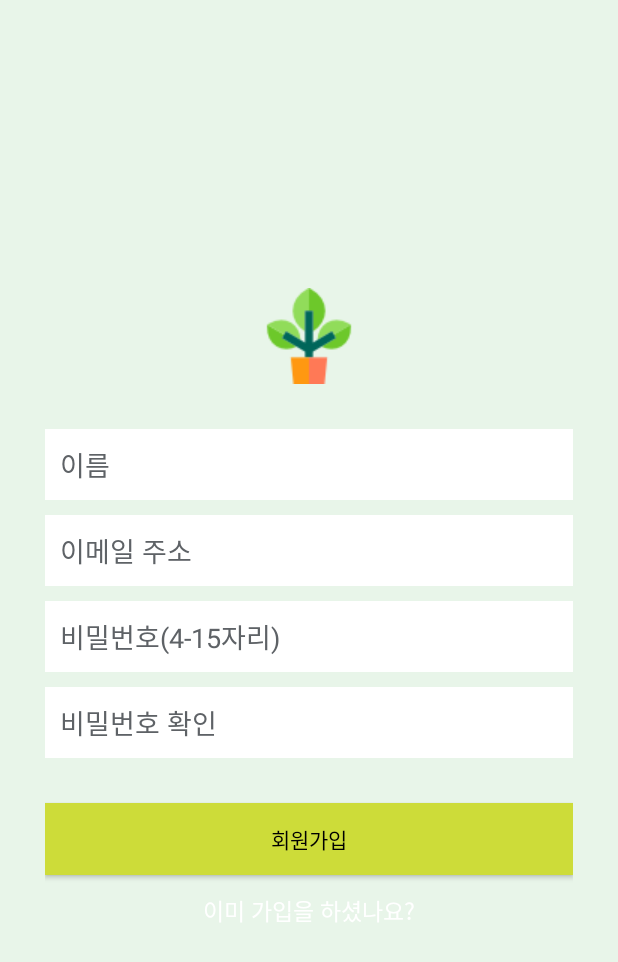
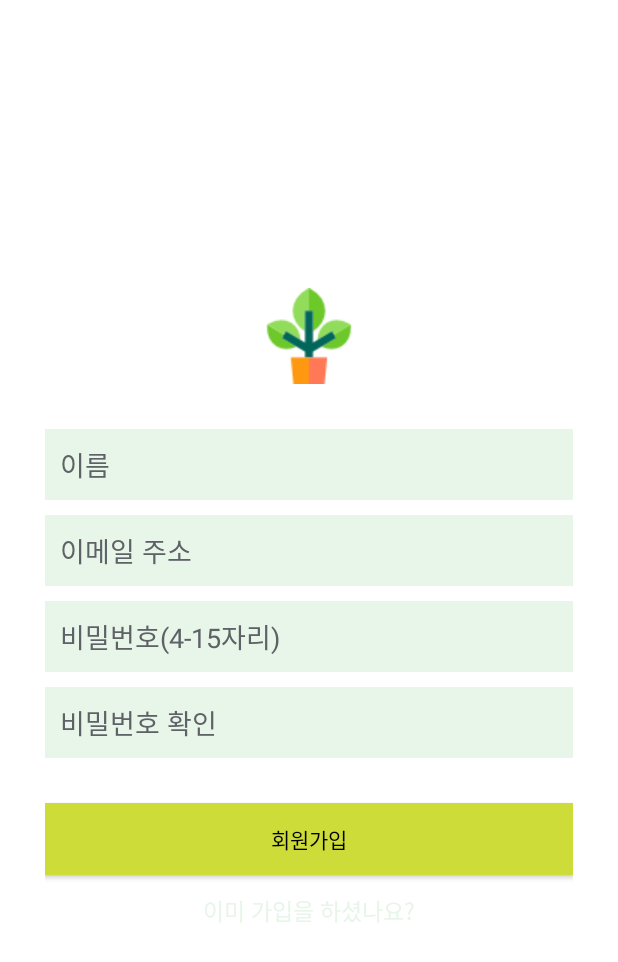
Before and after one commit to donggoon/smartpot, an Android app: the screen it shows after launch (RegisterActivity), after a tap on "아직 회원이 아니신가요?", on a phone screen of 412 x 824 dp. Shown: the top 962 px of the screen. Run offline under Robolectric (Android 15) with nearby library versions, the phone set to English and light mode, and no system bars; our stand-ins replace Volley.

Commit message:
smartpot ver 1.1

```diff
--- a/app/src/main/java/inandout/pliend/activity/AddPlantActivity.java
+++ b/app/src/main/java/inandout/pliend/activity/AddPlantActivity.java
@@ -52,7 +52,7 @@ public class AddPlantActivity extends AppCompatActivity {
         appController = (AppController)getApplicationContext();
 
         if(Build.VERSION.SDK_INT>=21){
-            getWindow().setStatusBarColor(Color.parseColor("#FFBB00"));
+            getWindow().setStatusBarColor(Color.parseColor("#43A047"));
         }
         // SqLite database handler
         db = new SQLiteHandler(getApplicationContext());
--- a/app/src/main/java/inandout/pliend/activity/MainActivity.java
+++ b/app/src/main/java/inandout/pliend/activity/MainActivity.java
@@ -47,7 +47,7 @@ public class MainActivity extends AppCompatActivity implements NavigationView.On
         Log.d("1", "check1");
 
         if(Build.VERSION.SDK_INT>=21){
-            getWindow().setStatusBarColor(Color.parseColor("#4CAF50"));
+            getWindow().setStatusBarColor(Color.parseColor("#43A047"));
         }
 
         // SqLite database handler
@@ -84,12 +84,14 @@ public class MainActivity extends AppCompatActivity implements NavigationView.On
         // Initializing the TabLayout
         tabLayout = (TabLayout) findViewById(R.id.tabLayout);
         tabLayout.addTab(tabLayout.newTab().setText("식물").setIcon(R.drawable.home_tab));
-        tabLayout.setBackgroundColor(Color.parseColor("#4CAF50"));
+        tabLayout.setBackgroundColor(Color.parseColor("#E8F5E9"));
+        tabLayout.setTabTextColors(getResources().getColor(R.color.white), getResources().getColor(R.color.black));
         tabLayout.setTabGravity(TabLayout.GRAVITY_FILL);
 
         tabLayout = (TabLayout) findViewById(R.id.tabLayout);
         tabLayout.addTab(tabLayout.newTab().setText("기기").setIcon(R.drawable.reg_tab));
-        tabLayout.setBackgroundColor(Color.parseColor("#4CAF50"));
+        tabLayout.setBackgroundColor(Color.parseColor("#E8F5E9"));
+        tabLayout.setTabTextColors(getResources().getColor(R.color.white), getResources().getColor(R.color.black));
         tabLayout.setTabGravity(TabLayout.GRAVITY_FILL);
 
         // Initializing ViewPager
@@ -112,7 +114,6 @@ public class MainActivity extends AppCompatActivity implements NavigationView.On
 
             @Override
             public void onTabUnselected(TabLayout.Tab tab) {
-
             }
 
             @Override
--- a/app/src/main/java/inandout/pliend/activity/RegisterActivity.java
+++ b/app/src/main/java/inandout/pliend/activity/RegisterActivity.java
@@ -51,7 +51,7 @@ public class RegisterActivity extends AppCompatActivity {
         setContentView(R.layout.activity_registration);
 
         if(Build.VERSION.SDK_INT>=21){
-            getWindow().setStatusBarColor(Color.parseColor("#4CAF50"));
+            getWindow().setStatusBarColor(Color.parseColor("#43A047"));
         }
 
         inputFullName = (EditText) findViewById(R.id.name);
--- a/app/src/main/java/inandout/pliend/fragment/PlantMainFragment.java
+++ b/app/src/main/java/inandout/pliend/fragment/PlantMainFragment.java
@@ -209,8 +209,8 @@ public class PlantMainFragment extends Fragment {
 
             if(result.equals("no rows")) {
             } else{
-
                 try {
+                    db.updatePlant(email);
                     JSONArray jArray = new JSONArray(result);
 
                     JSONObject json_data = jArray.getJSONObject(0);
--- a/app/src/main/res/drawable/home_tab.xml
+++ b/app/src/main/res/drawable/home_tab.xml
@@ -1,5 +1,5 @@
 <?xml version="1.0" encoding="utf-8"?>
 <selector xmlns:android="http://schemas.android.com/apk/res/android">
-<item android:drawable="@drawable/ic_home_white_24dp" android:state_selected="true"/>
-<item android:drawable="@drawable/ic_home_black_24dp" />
+<item android:drawable="@drawable/ic_home_black_24dp" android:state_selected="true" />
+<item android:drawable="@drawable/ic_home_white_24dp" />
 </selector>
--- a/app/src/main/res/drawable/reg_tab.xml
+++ b/app/src/main/res/drawable/reg_tab.xml
@@ -1,5 +1,5 @@
 <?xml version="1.0" encoding="utf-8"?>
 <selector xmlns:android="http://schemas.android.com/apk/res/android">
-<item android:drawable="@drawable/ic_add_white_24dp" android:state_selected="true"/>
-<item android:drawable="@drawable/ic_add_black_24dp"/>
+<item android:drawable="@drawable/ic_add_black_24dp" android:state_selected="true"/>
+<item android:drawable="@drawable/ic_add_white_24dp"/>
 </selector>
--- a/app/src/main/res/layout/activity_add_plant.xml
+++ b/app/src/main/res/layout/activity_add_plant.xml
@@ -30,6 +30,7 @@
             android:background="@color/colorInput"
             android:hint="@string/plant_name"
             android:padding="10dp"
+            android:inputType="textCapWords"
             android:textColor="@color/input_register"
             android:textColorHint="@color/input_register_hint" />
 
@@ -41,6 +42,7 @@
             android:background="@color/colorInput"
             android:hint="@string/plant_birth"
             android:padding="10dp"
+            android:inputType="textCapWords"
             android:textColor="@color/input_register"
             android:textColorHint="@color/input_register_hint" />
 
@@ -52,6 +54,7 @@
             android:background="@color/colorInput"
             android:hint="@string/plant_type"
             android:padding="10dp"
+            android:inputType="textCapWords"
             android:textColor="@color/input_register"
             android:textColorHint="@color/input_register_hint" />
         <!-- Login Button -->
--- a/app/src/main/res/layout/activity_main.xml
+++ b/app/src/main/res/layout/activity_main.xml
@@ -20,7 +20,7 @@
         android:id="@+id/tabLayout"
         android:layout_width="match_parent"
         android:layout_height="50dp"
-        android:background="@color/white"
+        android:background="@color/colorPrimaryDark"
         app:tabIndicatorColor="@color/colorButton"
         app:tabTextColor="#282828" />
 </LinearLayout>
--- a/app/src/main/res/layout/app_bar_nav_drawer.xml
+++ b/app/src/main/res/layout/app_bar_nav_drawer.xml
@@ -17,7 +17,7 @@
             android:id="@+id/toolbar"
             android:layout_width="match_parent"
             android:layout_height="?attr/actionBarSize"
-            android:background="@color/colorPrimary"
+            android:background="@color/colorPrimaryDark"
             app:popupTheme="@style/AppTheme.PopupOverlay"/>
 
     </android.support.design.widget.AppBarLayout>
--- a/app/src/main/res/values/colors.xml
+++ b/app/src/main/res/values/colors.xml
@@ -1,10 +1,10 @@
 <?xml version="1.0" encoding="utf-8"?>
 <resources>
-    <color name="colorPrimary">#E8F5E9</color>
+    <color name="colorPrimary">#FFFFFF</color>
     <color name="colorPrimaryDark">#4CAF50</color>
     <color name="colorAccent">#FF4081</color>
     <color name="colorButton">#CDDC39</color>
-    <color name="colorInput">#ffffff</color>
+    <color name="colorInput">#E8F5E9</color>
     <color name="bg_login">#ffffff</color>
     <color name="bg_register">#FDF7E9</color>
     <color name="bg_main">#428bca</color>
```
Also changed, not shown: app/src/main/java/inandout/pliend/activity/LoginActivity.java (+8 -4 lines).
